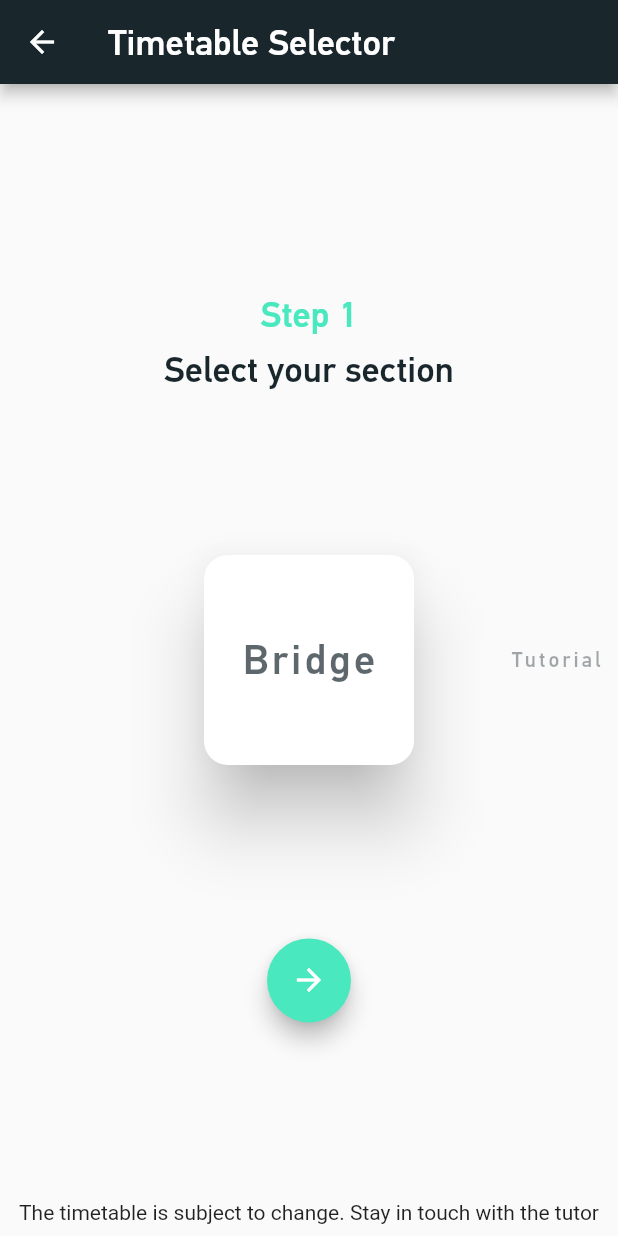
After one commit to cmobiledev5/Institute-Counselling-mobile-app, a Flutter app: the TutorialSection screen opened by its route, on a phone screen of 412 x 824 dp. The commit adds this screen. Run offline on Flutter 3.47's test engine with Material 2 defaults, Android fonts, the phone set to English and light mode, and no system bars; our stand-ins replace cloud_firestore, firebase_auth, firebase_crashlytics, firebase_database, firebase_messaging, firebase_remote_config and 2 more; missing offline and left inert: a package; accounts and stored records are empty; network calls fail.

Commit message:
Update SCS Tutorial and timetable card
Former-commit-id: 1c528ab48ad78289a06c3a914e86b58f738fe005

```diff
--- a/scp/lib/main.dart
+++ b/scp/lib/main.dart
@@ -21,6 +21,8 @@ import 'package:shared_preferences/shared_preferences.dart';
 import 'package:url_launcher/url_launcher.dart';
 import 'timetable/theorySection.dart';
 import 'package:firebase_messaging/firebase_messaging.dart';
+import 'package:scp/timetablecardsplit.dart';
+import 'package:scp/timetable/tutorialSection.dart';
 
 var firebaseInstance = FirebaseAuth.instance;
 final privacyPolicy = "https://project-avocado-8b3e1.firebaseapp.com";
@@ -58,6 +60,7 @@ void main() {
         '/imp_docs': (BuildContext context) => ImpDocs(),
         '/dev_info': (BuildContext context) => DevInfo(),
         '/nots': (BuildContext context) => Nots(),
+        '/tutorial': (BuildContext context)=>TutorialSection()
       },
       theme: ThemeData(
         primarySwatch: Colors.blue,
@@ -300,7 +303,6 @@ class _HomePageState extends State<HomePage> {
               children: <Widget>[
                 appointmentCard(context),
                 TimetableCardSplit(context,MediaQuery.of(context).size.width,MediaQuery.of(context).textScaleFactor),
-                timetableCard(context),
                 faqCard(context),
                 mentorsCard(context),
               ],
--- a/scp/lib/timetable/theorySection.dart
+++ b/scp/lib/timetable/theorySection.dart
@@ -5,7 +5,7 @@ import 'package:scp/time_table.dart';
 import 'package:scp/timetable/pracSection.dart';
 import 'package:shared_preferences/shared_preferences.dart';
 
-const List<String> sectionArray = ["A", "B", "C", "D", "E", "F", "G", "H"];
+const List<String> sectionArray = ["Ar.", "A", "B", "C", "D", "E", "F", "G", "H"];
 const FULL_SCALE = 1.0;
 const SCALE_FRACTION = 0.7;
 const VIEWPORT_FRACTION = 0.4;
--- /dev/null
+++ b/scp/lib/timetable/tutorialSection.dart
@@ -0,0 +1,175 @@
+import 'dart:math';
+
+import 'package:flutter/material.dart';
+import 'package:scp/time_tableTutotial.dart';
+
+
+const List<String> sectionArray = ["Bridge", "Tutorial"];
+const FULL_SCALE = 1.0;
+const SCALE_FRACTION = 0.7;
+const VIEWPORT_FRACTION = 0.4;
+double page = 0.0;
+int currentPage = 0;
+PageController pageController;
+double pagerHeight = 140.0;
+
+class TutorialSection extends StatefulWidget {
+  @override
+  _TutorialSectionState createState() => _TutorialSectionState();
+}
+
+class _TutorialSectionState extends State<TutorialSection> {
+  @override
+  void initState() {
+    pageController = PageController(
+        initialPage: currentPage, viewportFraction: VIEWPORT_FRACTION);
+    super.initState();
+  }
+
+  @override
+  Widget build(BuildContext context) {
+    return Scaffold(
+            appBar: AppBar(
+              backgroundColor: Color.fromRGBO(25, 39, 45, 1),
+              title: Text(
+                "Timetable Selector",
+                style: TextStyle(
+                  fontSize: 24,
+                  fontWeight: FontWeight.w500,
+                  fontFamily: 'PfDin',
+                  color: Colors.white,
+                ),
+              ),
+            ),
+            body: Container(
+              alignment: Alignment.center,
+              child: Center(
+                  child: Stack(
+                    children: <Widget>[
+                      Align(
+                        alignment: Alignment(0, -0.6),
+                        child: Column(
+                          mainAxisSize: MainAxisSize.min,
+                          children: <Widget>[
+                            Center(
+                              child: Text(
+                                "Step 1",
+                                style: TextStyle(
+                                  fontSize: 24,
+                                  fontWeight: FontWeight.w500,
+                                  fontFamily: 'PfDin',
+                                  color: Color.fromRGBO(74, 232, 190, 1),
+                                ),
+                              ),
+                            ),
+                            Padding(
+                              padding: const EdgeInsets.all(8.0),
+                              child: Center(
+                                child: Text(
+                                  "Select your section",
+                                  style: TextStyle(
+                                    fontSize: 24,
+                                    fontWeight: FontWeight.w500,
+                                    fontFamily: 'PfDin',
+                                    color: Color.fromRGBO(25, 39, 45, 1),
+                                  ),
+                                ),
+                              ),
+                            ),
+                          ],
+                        ),
+                      ),
+                      Align(
+                        alignment: Alignment(0, 0.6),
+                        child: FloatingActionButton(
+                          onPressed: () => {
+                            Navigator.of(context).pop(),
+                            Navigator.push(context, MaterialPageRoute(
+                              builder: (context) =>TutorialTimeTable())
+                              )
+                            },
+                          child: Icon(Icons.arrow_forward),
+                          backgroundColor: Color.fromRGBO(74, 232, 190, 1),
+                        ),
+                      ),
+                      Center(
+                        child: Card(
+                          shape: RoundedRectangleBorder(
+                              borderRadius: BorderRadius.all(Radius.circular(16.0))),
+                          child: Container(
+                            height: pagerHeight,
+                            width: pagerHeight,
+                          ),
+                          elevation: 20,
+                        ),
+                      ),
+                      Align(
+                          alignment: Alignment.center,
+                          child: _buildCarousel(this, context, 8)),
+                      Padding(
+                        padding: const EdgeInsets.all(8.0),
+                        child: Align(
+                            alignment: Alignment.bottomCenter,
+                            child: Text("The timetable is subject to change. Stay in touch with the tutor")),
+                      )
+                    ],
+                  )),
+            )
+            ,
+          );
+        }
+}
+
+Widget _buildCarousel(_TutorialSectionState timetableState, BuildContext context,
+    int carouselIndex) {
+  return Column(
+    mainAxisSize: MainAxisSize.min,
+    children: <Widget>[
+      SizedBox(
+        // you may want to use an aspect ratio here for tablet support
+        height: 200.0,
+        child: NotificationListener<ScrollNotification>(
+          onNotification: (ScrollNotification notification) {
+            if (notification is ScrollUpdateNotification) {
+              timetableState.setState(() {
+                page = pageController.page;
+              });
+            }
+          },
+          child: PageView.builder(
+            // store this controller in a State to save the carousel scroll position
+            controller: pageController,
+            itemCount: sectionArray.length,
+            itemBuilder: (BuildContext context, int itemIndex) {
+              final sizeScale = max(SCALE_FRACTION,
+                  (FULL_SCALE - (itemIndex - page).abs()) + VIEWPORT_FRACTION);
+              final colorScale = min(SCALE_FRACTION,
+                  (FULL_SCALE - (itemIndex - page).abs()) + VIEWPORT_FRACTION);
+              return _buildCarouselItem(
+                  context, carouselIndex, itemIndex, sizeScale, colorScale);
+            },
+          ),
+        ),
+      )
+    ],
+  );
+}
+
+Widget _buildCarouselItem(BuildContext context, int carouselIndex,
+    int itemIndex, double sizeScale, double colorScale) {
+  return Container(
+    alignment: Alignment.center,
+    child: Padding(
+      padding: const EdgeInsets.all(8.0),
+      child: Text(
+        sectionArray[itemIndex],
+        style: TextStyle(
+            fontSize: 20.0 * sizeScale,
+            fontWeight: FontWeight.w500,
+            fontFamily: 'PfDin',
+            color: Color.fromRGBO(25, 39, 45, colorScale),
+            letterSpacing: 2),
+      ),
+    ),
+  );
+}
--- a/scp/pubspec.yaml
+++ b/scp/pubspec.yaml
@@ -24,6 +24,7 @@ dependencies:
   firebase_crashlytics: ^0.1.0+2
   firebase_messaging: ^5.1.6
   cloud_firestore: ^0.12.9+6
+  native_contact_dialog: ^0.2.2
   # The following adds the Cupertino Icons font to your application.
   # Use with the CupertinoIcons class for iOS style icons.
   cupertino_icons: ^0.1.2
```
Also changed, not shown: scp/lib/drawer_screens/notifications.dart (+5 -2 lines), scp/lib/mentor_search/mentors.dart (+20 -0 lines), scp/lib/time_table.dart (+8 -2 lines), scp/lib/time_tableTutotial.dart (added, +253 -0 lines), scp/lib/time_table_resources.dart (+15 -0 lines), scp/lib/time_table_resourcesTutorial.dart (added, +58 -0 lines), scp/lib/timetable/pracSection.dart (+28 -1 lines), scp/lib/timetablecardsplit.dart (+4 -4 lines), 2 other files.
